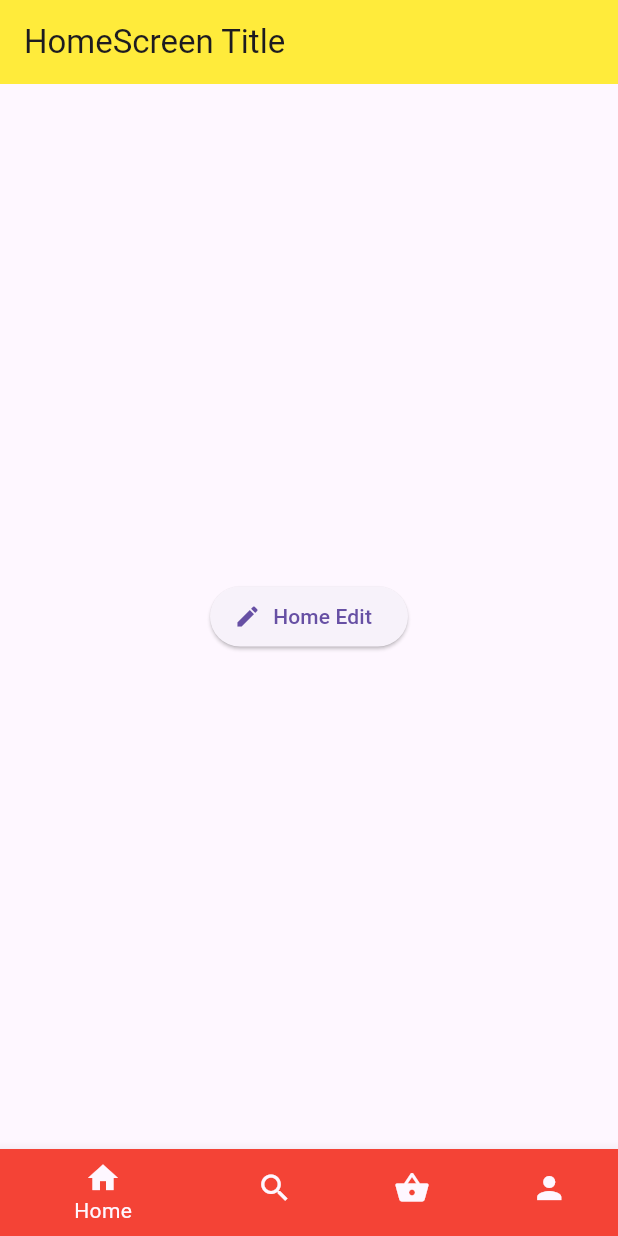
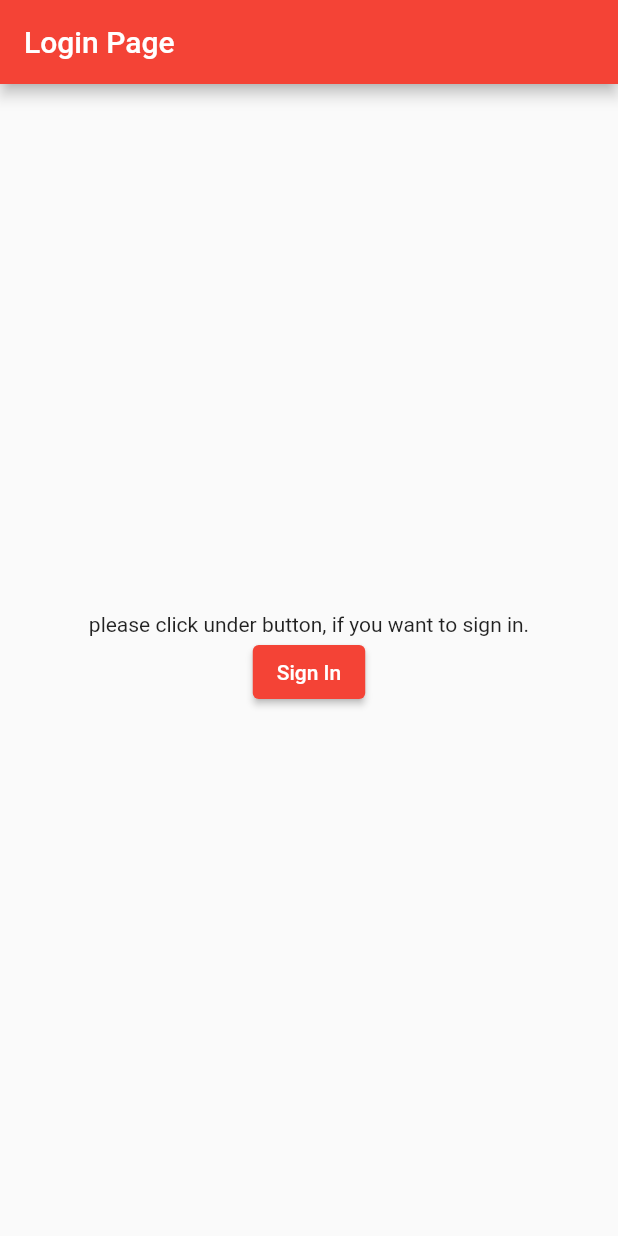
Before and after one commit to isshort/flutter_learn, a Flutter app: the screen it shows after launch, on a phone screen of 412 x 824 dp. Run offline on Flutter 3.47's test engine with Material 2 defaults, Android fonts, the phone set to English and light mode, and no system bars; our stand-ins replace bloc, cached_network_image, connectivity_plus, equatable, flutter_bloc, get_it and 3 more; generated files the repository leaves out were written again.

Commit message:
bloc wit go router

```diff
--- /dev/null
+++ b/multiple_navigator/lib/router_bloc/bloc/authentication_event.dart
@@ -0,0 +1,30 @@
+// Copyright 2013 The Flutter Authors. All rights reserved.
+// Use of this source code is governed by a BSD-style license that can be
+// found in the LICENSE file.
+
+import 'package:equatable/equatable.dart';
+import '../type/authentication_status_type.dart';
+
+/// authentication event.
+abstract class AuthenticationEvent extends Equatable {
+  /// create authentication event
+  const AuthenticationEvent();
+
+  @override
+  List<Object> get props => <Object>[];
+}
+
+/// change authentication status
+class AuthenticationStatusChanged extends AuthenticationEvent {
+  /// create event for change authentication
+  const AuthenticationStatusChanged(this.status, {this.name});
+
+  /// authentication status
+  final AuthenticationStatusType status;
+
+  /// user name
+  final String? name;
+
+  @override
+  List<Object> get props => <Object>[status, name!];
+}
--- /dev/null
+++ b/multiple_navigator/lib/router_bloc/bloc/authentication_state.dart
@@ -0,0 +1,73 @@
+// Copyright 2013 The Flutter Authors. All rights reserved.
+// Use of this source code is governed by a BSD-style license that can be
+// found in the LICENSE file.
+
+import 'package:equatable/equatable.dart';
+
+import '../type/authentication_status_type.dart';
+
+/// auth state.
+abstract class AuthState extends Equatable {
+  /// create auth state
+  const AuthState({
+    required this.status,
+    this.name,
+  });
+
+  /// Auth status
+  final AuthenticationStatusType? status;
+
+  /// user name
+  final String? name;
+  @override
+  List<Object> get props =>
+      <Object>[status ?? AuthenticationStatusType.unknown, 'unknown'];
+}
+
+/// auth initial state.
+class AuthInitial extends AuthState {
+  /// create auth initial state.
+  const AuthInitial() : super(status: AuthenticationStatusType.unknown);
+  @override
+  List<Object> get props => <Object>[];
+}
+
+/// auth authenticated state.
+class AuthAuthenticated extends AuthState {
+  /// create auth authenticated state.
+  const AuthAuthenticated({required String? name})
+      : super(status: AuthenticationStatusType.authenticated, name: name);
+  @override
+  List<Object> get props => <Object>[name ?? ''];
+}
+
+/// auth unauthenticated state.
+class AuthUnAuthenticated extends AuthState {
+  /// create auth unauthenticated state.
+  const AuthUnAuthenticated()
+      : super(status: AuthenticationStatusType.unauthenticated);
+  @override
+  List<Object> get props => <Object>[];
+}
+
+/// auth unknown state.
+class AuthUnknown extends AuthState {
+  /// create auth unknown state.
+  const AuthUnknown() : super(status: AuthenticationStatusType.unknown);
+  @override
+  List<Object> get props => <Object>[];
+}
+
+/// error state
+class AuthError extends AuthState {
+  /// create error state
+  const AuthError({
+    this.errorMessage = '',
+  }) : super(status: AuthenticationStatusType.unknown);
+
+  /// error message
+  final String errorMessage;
+
+  @override
+  List<Object> get props => <Object>[];
+}
--- /dev/null
+++ b/multiple_navigator/lib/router_bloc/main.dart
@@ -0,0 +1,27 @@
+// Copyright 2013 The Flutter Authors. All rights reserved.
+// Use of this source code is governed by a BSD-style license that can be
+// found in the LICENSE file.
+
+import 'package:flutter/material.dart';
+import 'package:flutter_bloc/flutter_bloc.dart';
+import 'package:go_router/go_router.dart';
+
+import 'routes.dart';
+
+class AuthBlocView extends StatelessWidget {
+  const AuthBlocView({Key? key}) : super(key: key);
+
+  @override
+  Widget build(BuildContext context) {
+    return Builder(
+      builder: (BuildContext context) {
+        final GoRouter router = context.read<AppRouter>().router;
+        return MaterialApp.router(
+          debugShowCheckedModeBanner: false,
+          routerConfig: router,
+          title: 'go_router with bloc example',
+        );
+      },
+    );
+  }
+}
--- /dev/null
+++ b/multiple_navigator/lib/router_bloc/page/login_page.dart
@@ -0,0 +1,48 @@
+// Copyright 2013 The Flutter Authors. All rights reserved.
+// Use of this source code is governed by a BSD-style license that can be
+// found in the LICENSE file.
+
+import 'package:flutter/material.dart';
+import 'package:flutter_bloc/flutter_bloc.dart';
+import '../bloc/authentication_bloc.dart';
+import '../bloc/authentication_event.dart';
+import '../type/authentication_status_type.dart';
+
+/// after login, home page will show user's info
+class LoginPage extends StatefulWidget {
+  /// Creates an [HomePage].
+  const LoginPage({Key? key}) : super(key: key);
+
+  @override
+  State<LoginPage> createState() => _LoginPageState();
+}
+
+class _LoginPageState extends State<LoginPage> {
+  @override
+  Widget build(BuildContext context) {
+    return Scaffold(
+      appBar: AppBar(
+        title: const Text('Login Page'),
+        backgroundColor: Colors.red,
+      ),
+      body: Center(
+        child: Column(
+          mainAxisAlignment: MainAxisAlignment.center,
+          children: <Widget>[
+            const Text('please click under button, if you want to sign in.'),
+            ElevatedButton(
+              style: ElevatedButton.styleFrom(backgroundColor: Colors.red),
+              onPressed: () {
+                const AuthenticationStatusChanged event =
+                    AuthenticationStatusChanged(
+                        AuthenticationStatusType.authenticated);
+                context.read<AuthenticationBloc>().add(event);
+              },
+              child: const Text('Sign In'),
+            ),
+          ],
+        ),
+      ),
+    );
+  }
+}
--- /dev/null
+++ b/multiple_navigator/lib/router_bloc/routes.dart
@@ -0,0 +1,107 @@
+// Copyright 2013 The Flutter Authors. All rights reserved.
+// Use of this source code is governed by a BSD-style license that can be
+// found in the LICENSE file.
+
+import 'dart:async';
+
+import 'package:flutter/material.dart';
+import 'package:flutter_bloc/flutter_bloc.dart';
+import 'package:go_router/go_router.dart';
+
+import 'bloc/authentication_bloc.dart';
+import 'bloc/authentication_event.dart';
+import 'bloc/authentication_state.dart';
+import 'page/error_page.dart';
+import 'page/home_page.dart';
+import 'page/login_page.dart';
+
+/// routes
+class AppRouter extends Bloc<AuthenticationEvent, AuthState> {
+  /// create routes with authentication bloc
+  AppRouter(this.authBloc) : super(const AuthInitial());
+
+  /// use authentication bloc for use navigation
+  late final AuthenticationBloc authBloc;
+
+  /// save previous state
+  AuthState? prevAuthState;
+
+  /// getter
+  GoRouter get router => _goRouter;
+
+  late final GoRouter _goRouter = GoRouter(
+    redirect: (BuildContext context, GoRouterState state) async {
+      if (prevAuthState == authBloc.state) {
+        return null;
+      }
+      prevAuthState = authBloc.state;
+      if (authBloc.state is AuthAuthenticated) {
+        debugPrint('Authenticated');
+        return '/home';
+      } else if (authBloc.state is AuthUnAuthenticated) {
+        debugPrint('UnAuthenticated');
+        return '/login';
+      } else if (authBloc.state is AuthUnknown) {
+        debugPrint('AuthenticationUnknown');
+      }
+      debugPrint('no return somethings');
+      return null;
+    },
+    refreshListenable: GoRouterRefreshStream(authBloc.stream),
+    routes: <RouteBase>[
+      GoRoute(
+          path: '/',
+          redirect: (_, __) {
+            if (authBloc.state is AuthAuthenticated) {
+              return '/home';
+            } else {
+              return '/login';
+            }
+          }),
+      GoRoute(
+        path: '/home',
+        pageBuilder: (BuildContext context, GoRouterState state) {
+          return MaterialPage<dynamic>(
+            key: state.pageKey,
+            child: const HomePage(),
+          );
+        },
+      ),
+      GoRoute(
+        path: '/login',
+        pageBuilder: (BuildContext context, GoRouterState state) {
+          return MaterialPage<dynamic>(
+            key: state.pageKey,
+            child: const LoginPage(),
+          );
+        },
+      ),
+    ],
+    errorPageBuilder: (BuildContext context, GoRouterState state) {
+      return MaterialPage<dynamic>(
+        key: state.pageKey,
+        child: ErrorPage(exception: state.error),
+      );
+    },
+    debugLogDiagnostics: true,
+  );
+}
+
+/// stream to use go_router refreshListen
+class GoRouterRefreshStream extends ChangeNotifier {
+  /// notify to all subscribers.
+  GoRouterRefreshStream(Stream<dynamic> stream) {
+    notifyListeners();
+    _subscription = stream.asBroadcastStream().listen(
+          (dynamic _) => notifyListeners(),
+        );
+  }
+
+  late final StreamSubscription<dynamic> _subscription;
+
+  @override
+  void dispose() {
+    _subscription.cancel();
+    super.dispose();
+  }
+}
--- /dev/null
+++ b/multiple_navigator/lib/router_bloc/type/authentication_status_type.dart
@@ -0,0 +1,15 @@
+// Copyright 2013 The Flutter Authors. All rights reserved.
+// Use of this source code is governed by a BSD-style license that can be
+// found in the LICENSE file.
+
+/// [AuthenticationStatusType] define users auth status
+enum AuthenticationStatusType {
+  /// unknown status
+  unknown,
+
+  /// authenticated status
+  authenticated,
+
+  /// unauthenticated status
+  unauthenticated,
+}
```
Also changed, not shown: multiple_navigator/lib/main.dart (+59 -3 lines), multiple_navigator/lib/modules/locator.dart (+7 -0 lines), multiple_navigator/lib/router_bloc/bloc/authentication_bloc.dart (added, +38 -0 lines), multiple_navigator/lib/router_bloc/page/error_page.dart (added, +34 -0 lines), multiple_navigator/lib/router_bloc/page/home_page.dart (added, +44 -0 lines).
